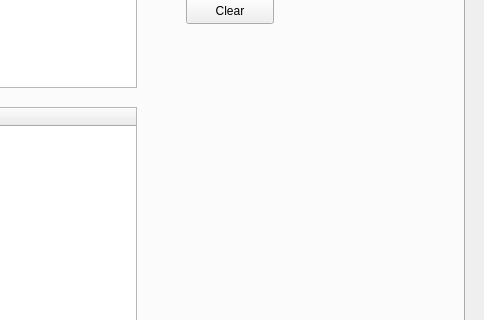
First picture: the form in src/LoximGui/LoximGui.ui, repository ptryfon/loxim-stats, before the edit; both pictures show x 316 to 800 and y 118 to 438 of the 800 by 598 pixel window.
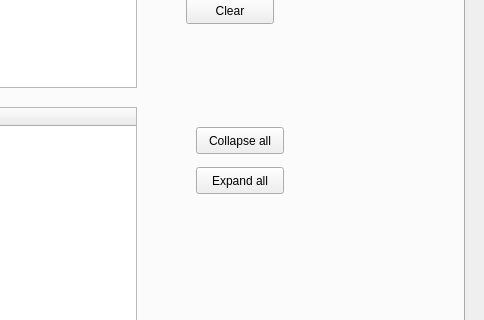
Second picture: the form after the edit. The open tabs and pages were chosen to show the change.

Commit message: adding expand and collapse buttons

Diff of the .ui file:
```diff
--- a/src/LoximGui/LoximGui.ui
+++ b/src/LoximGui/LoximGui.ui
@@ -90,6 +90,32 @@
        </property>
       </column>
      </widget>
+     <widget class="QPushButton" name="collapse_button">
+      <property name="geometry">
+       <rect>
+        <x>490</x>
+        <y>200</y>
+        <width>88</width>
+        <height>27</height>
+       </rect>
+      </property>
+      <property name="text">
+       <string>Collapse all</string>
+      </property>
+     </widget>
+     <widget class="QPushButton" name="expand_button">
+      <property name="geometry">
+       <rect>
+        <x>490</x>
+        <y>240</y>
+        <width>88</width>
+        <height>27</height>
+       </rect>
+      </property>
+      <property name="text">
+       <string>Expand all</string>
+      </property>
+     </widget>
     </widget>
     <widget class="QWidget" name="university_tab">
      <attribute name="title">
```
Left out of the diff: 2 changed lines with no effect on the pictures. The commit also changes 2 other files.
